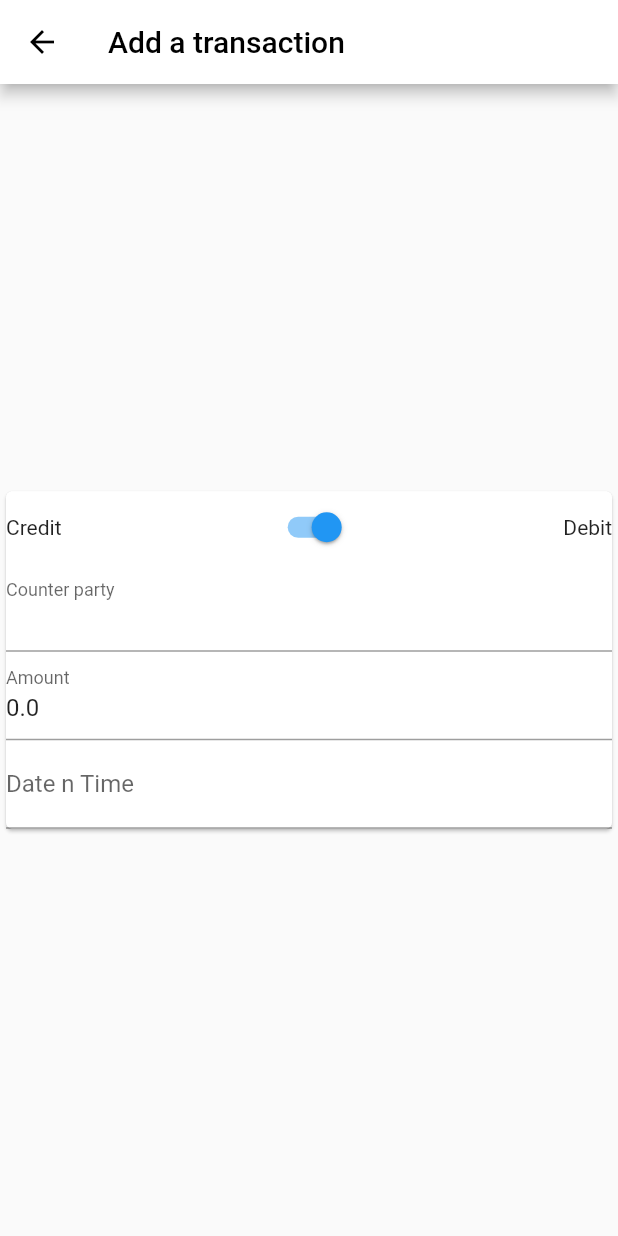
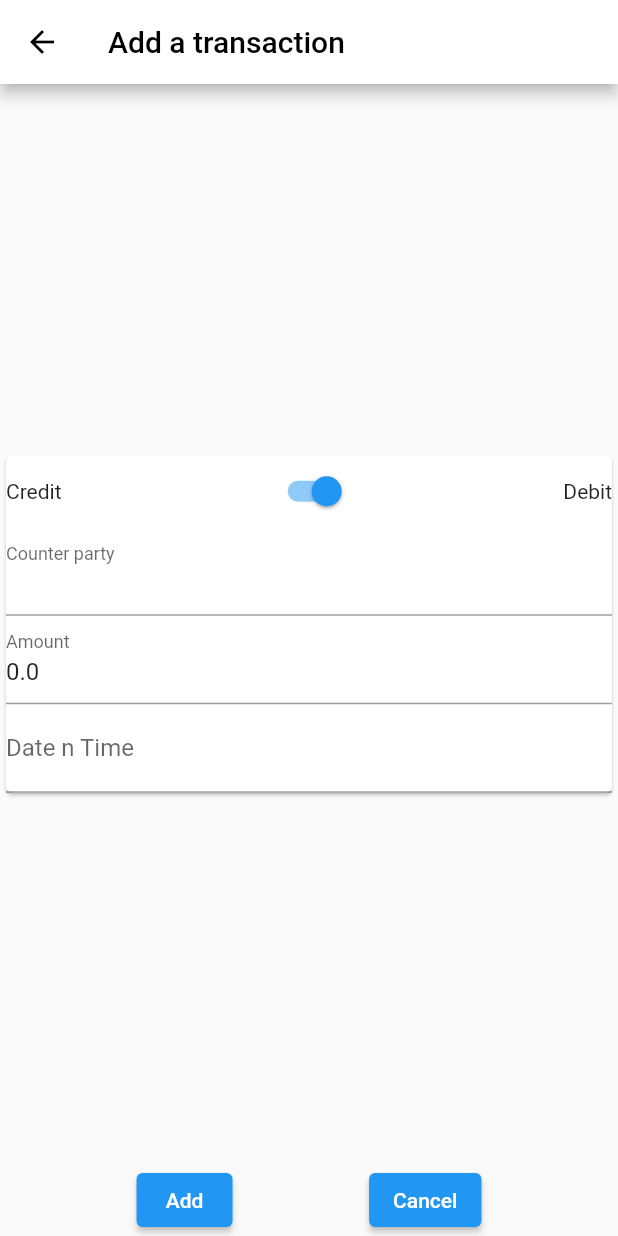
Before and after one commit to Avendo07/ledger, a Flutter app: the AddTransactionPage screen opened by its route, on a phone screen of 412 x 824 dp. Run offline on Flutter 3.47's test engine with Material 2 defaults, Android fonts, the phone set to English and light mode, and no system bars; our stand-ins replace file_picker, get, hive_flutter, permission_handler; missing offline and left inert: excel, flutter_sms_inbox, omni_datetime_picker; accounts and stored records are empty.

Commit message:
- Updated the add transaction page to add transactions in the hive db

```diff
--- a/lib/model/transaction.dart
+++ b/lib/model/transaction.dart
@@ -16,7 +16,7 @@ class Transaction extends HiveObject {
   final String counterParty;
 
   @HiveField(4)
-  final int amount;
+  final double amount;
 
   @HiveField(5)
   final DateTime timeStamp;
--- a/lib/repositories/transaction_repository.dart
+++ b/lib/repositories/transaction_repository.dart
@@ -39,7 +39,7 @@ class TransactionRepository extends ITransactionRepository {
   void insert(Transaction transaction) {
     try {
       initialiseBox();
-      transactions.add(transaction);
+      transactions.add(transaction).then((value) => print("Inserted"));         //TODO: Remove this and add some other debug log
     } catch (e) {
       rethrow;
     }
--- a/lib/ui/transactions/add_transaction_page.dart
+++ b/lib/ui/transactions/add_transaction_page.dart
@@ -1,5 +1,8 @@
 import 'package:flutter/material.dart';
 import 'package:flutter/services.dart';
+import 'package:ledger/constants/enum.dart';
+import 'package:ledger/model/transaction.dart';
+import 'package:ledger/repositories/transaction_repository.dart';
 import 'package:ledger/utility/date_picker.dart';
 
 class AddTransactionPage extends StatefulWidget {
@@ -16,6 +19,7 @@ class _AddTransactionPageState extends State<AddTransactionPage> {
   late DateTime timeStamp;
   static final GlobalKey _formKey = GlobalKey<FormState>();
   final TextEditingController _dateTimeTextController = TextEditingController();
+  TransactionRepository transactionRepository = TransactionRepository();
 
   @override
   void initState() {
@@ -101,6 +105,28 @@ class _AddTransactionPageState extends State<AddTransactionPage> {
             ),
           ),
         ),
+        bottomNavigationBar: Row(
+          mainAxisAlignment: MainAxisAlignment.spaceEvenly,
+          children: [
+            ElevatedButton(
+              onPressed: () {
+                transactionRepository.insert(
+                Transaction(
+                  isDebit ? TransactionType.debit : TransactionType.credit,
+                  amount,
+                  timeStamp,
+                  counterParty,
+                ),
+              );
+              },
+              child: const Text("Add"),
+            ),
+            ElevatedButton(
+              child: const Text("Cancel"),
+              onPressed: () => Navigator.of(context).pop(),
+            )
+          ],
+        ),
       ),
     );
   }
```
Also changed, not shown: lib/model/transaction.g.dart.
